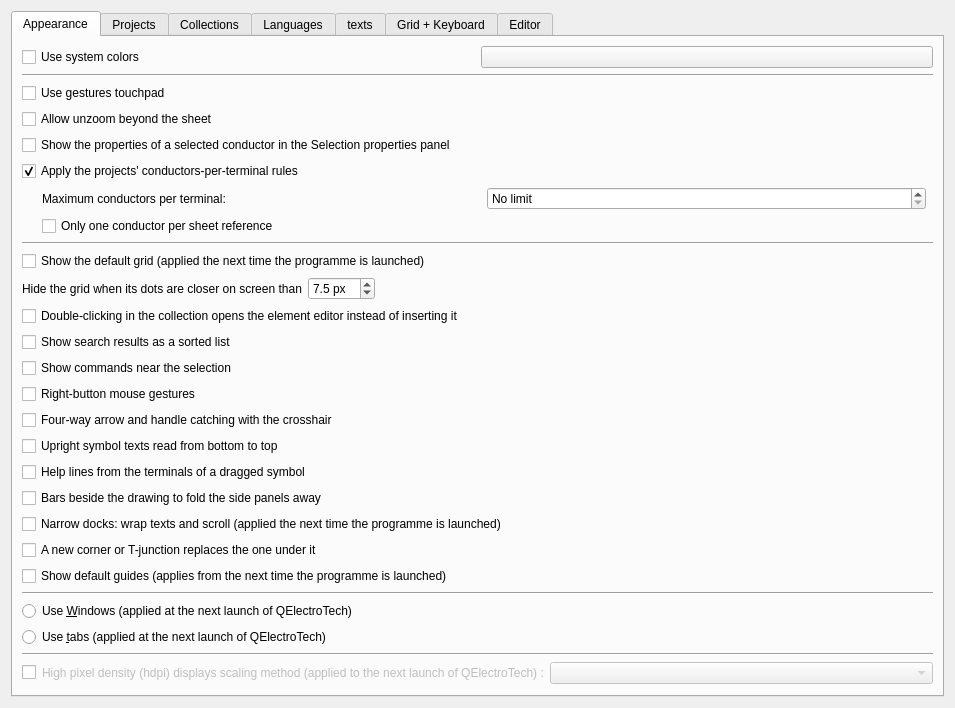
Old version of the form sources/ui/configpage/generalconfigurationpage.ui in the repository qelectrotech/qelectrotech-source-mirror.
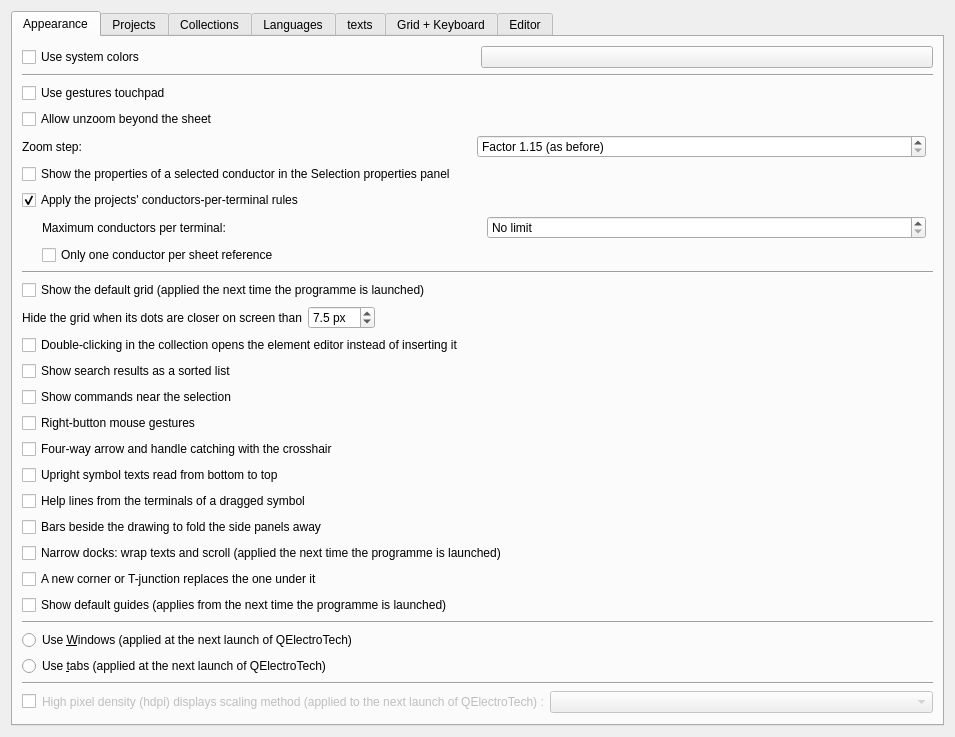
New version of the form. Custom widgets are drawn as their Qt base class.

Commit message:
Zoom step: zoom by a fixed number of percent (a setting, off by default)
Settings > General > Zoom step. With 5 %, the mouse wheel, Ctrl++ / Ctrl+-
and the zoom buttons go 100 %, 105 %, 110 % and so on, so the zoom shown
stays a whole number. A zoom between two steps (after "fit", say) goes to
the next step first; a smooth wheel adds up its small turns to one notch.
Off, the default, keeps the factor of 1.15 as before.

```diff
--- a/sources/ui/configpage/generalconfigurationpage.ui
+++ b/sources/ui/configpage/generalconfigurationpage.ui
@@ -63,6 +63,49 @@
          </property>
         </widget>
        </item>
+       <item>
+        <layout class="QHBoxLayout" name="m_zoom_step_layout">
+         <item>
+          <widget class="QLabel" name="m_zoom_step_label">
+           <property name="text">
+            <string>Zoom step:</string>
+           </property>
+           <property name="buddy">
+            <cstring>m_zoom_step_sb</cstring>
+           </property>
+          </widget>
+         </item>
+         <item>
+          <widget class="QSpinBox" name="m_zoom_step_sb">
+           <property name="minimumSize">
+            <size>
+             <width>120</width>
+             <height>0</height>
+            </size>
+           </property>
+           <property name="toolTip">
+            <string>How far the mouse wheel, Ctrl++ / Ctrl+- and the zoom buttons zoom at a time, in percent of the folio's size: with 5 %, 100 % goes to 105 %, 110 % and so on.</string>
+           </property>
+           <property name="specialValueText">
+            <string>Factor 1.15 (as before)</string>
+           </property>
+           <property name="suffix">
+            <string> %</string>
+           </property>
+           <property name="maximum">
+            <number>100</number>
+           </property>
+          </widget>
+         </item>
+         <item>
+          <spacer name="m_zoom_step_spacer">
+           <property name="orientation">
+            <enum>Qt::Horizontal</enum>
+           </property>
+          </spacer>
+         </item>
+        </layout>
+       </item>
        <item>
         <widget class="QCheckBox" name="m_conductor_properties_panel">
          <property name="text">
```
The commit also changes 6 other files.
